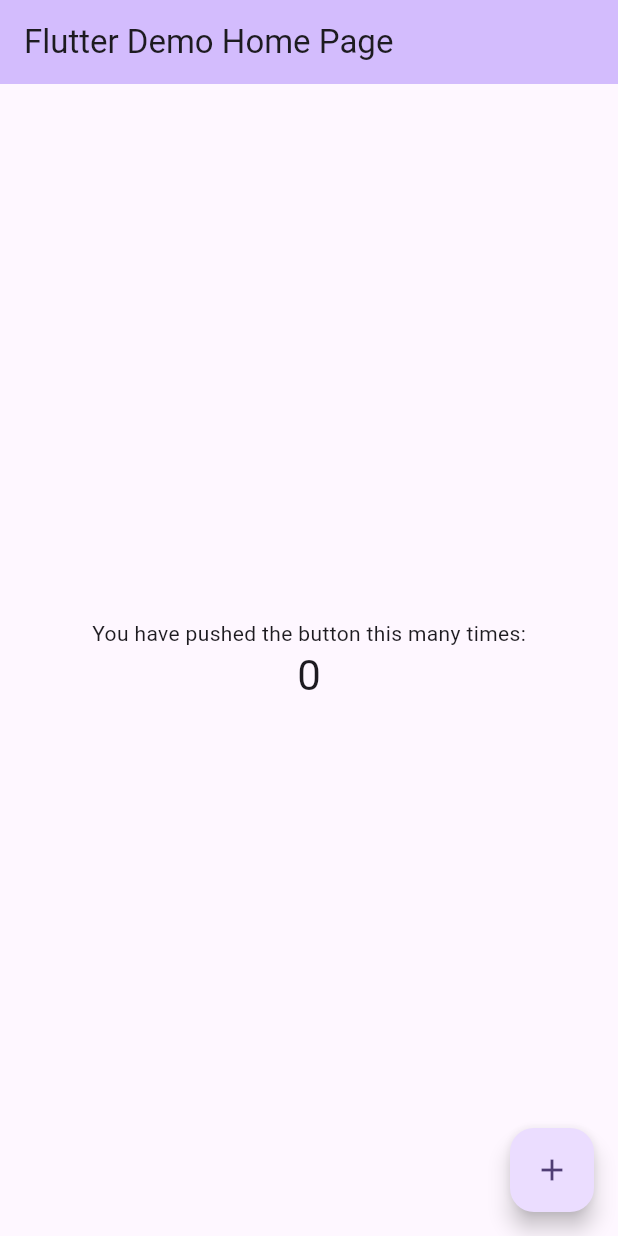
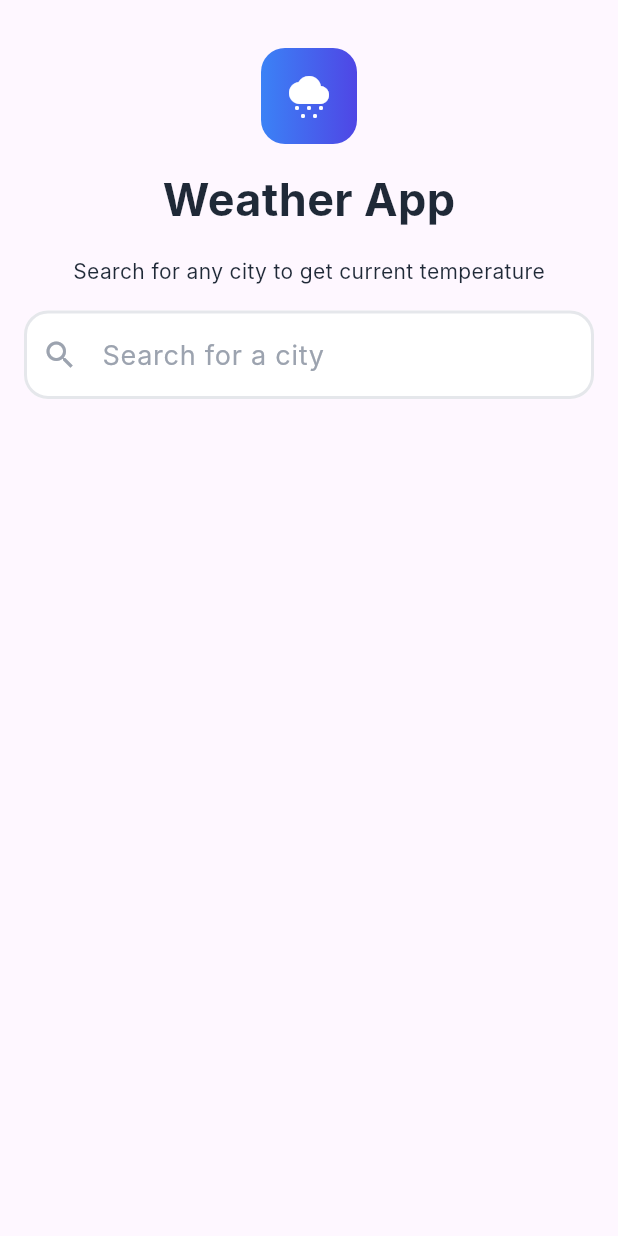
Before and after one commit to dan99dm/weather_app, a Flutter app: the screen it shows after launch, on a phone screen of 412 x 824 dp. Run offline on Flutter 3.47's test engine with Material 3 defaults, Android fonts, the phone set to English and light mode, and no system bars; our stand-ins replace flutter_svg, get_it, injectable, vector_graphics; Roboto replaces fonts that are missing (Inter).

Commit message:
setup, ui header and search field

```diff
--- /dev/null
+++ b/lib/app.dart
@@ -0,0 +1,15 @@
+import 'package:flutter/material.dart';
+import 'package:weather_app/features/weather/presentation/weather.dart';
+
+class MyApp extends StatelessWidget {
+  const MyApp({super.key});
+
+  @override
+  Widget build(BuildContext context) {
+    return MaterialApp(
+      debugShowCheckedModeBanner: false,
+      themeMode: ThemeMode.light,
+      home: WeatherScreen(),
+    );
+  }
+}
--- /dev/null
+++ b/lib/config/colors.dart
@@ -0,0 +1,8 @@
+import 'dart:ui';
+
+class BrandColors {
+  static final dark = Color(0xFF1F2937);
+  static final white = Color(0xFFFFFFFF);
+  static final lightGrey = Color(0xFFE5E7EB);
+  static final grey = Color(0xFF9CA3AF);
+}
--- /dev/null
+++ b/lib/config/text_styles.dart
@@ -0,0 +1,25 @@
+import 'package:flutter/material.dart';
+
+import 'colors.dart';
+
+class BrandTextStyle {
+  static final _default = TextStyle(
+    fontFamily: 'Inter',
+    color: BrandColors.dark,
+  );
+
+  static final s30w700 = _default.copyWith(
+    fontSize: 30,
+    fontWeight: FontWeight.w700,
+  );
+
+  static final s18w400 = _default.copyWith(
+    fontSize: 18,
+    fontWeight: FontWeight.w400,
+  );
+
+  static final s14w400 = _default.copyWith(
+    fontSize: 14,
+    fontWeight: FontWeight.w400,
+  );
+}
--- /dev/null
+++ b/lib/features/weather/presentation/components/app_icon.dart
@@ -0,0 +1,27 @@
+import 'package:flutter/material.dart';
+
+class AppIcon extends StatelessWidget {
+  const AppIcon({super.key});
+
+  @override
+  Widget build(BuildContext context) {
+    return Container(
+      width: 64,
+      height: 64,
+      decoration: BoxDecoration(
+        borderRadius: BorderRadius.circular(16),
+        gradient: LinearGradient(
+          colors: [
+            Color(0xFF3B82F6),
+            Color(0xFF4F46E5),
+          ],
+        ),
+      ),
+      child: Icon(
+        Icons.cloudy_snowing,
+        color: Colors.white,
+        size: 32,
+      ),
+    );
+  }
+}
--- /dev/null
+++ b/lib/features/weather/presentation/components/search_field.dart
@@ -0,0 +1,44 @@
+import 'package:flutter/material.dart';
+import 'package:weather_app/config/colors.dart';
+import 'package:weather_app/config/text_styles.dart';
+
+class WeatherSearchField extends StatelessWidget {
+  final TextEditingController controller;
+
+  const WeatherSearchField({
+    required this.controller,
+    super.key,
+  });
+
+  @override
+  Widget build(BuildContext context) {
+    return TextField(
+      decoration: InputDecoration(
+        hintText: 'Search for a city',
+        fillColor: BrandColors.white,
+        filled: true,
+        prefixIcon: Icon(
+          Icons.search,
+          color: BrandColors.grey,
+        ),
+        hintStyle: BrandTextStyle.s18w400.copyWith(
+          color: BrandColors.grey,
+        ),
+        enabledBorder: OutlineInputBorder(
+          borderRadius: BorderRadius.circular(16),
+          borderSide: BorderSide(
+            width: 2,
+            color: BrandColors.lightGrey,
+          ),
+        ),
+        border: OutlineInputBorder(
+          borderRadius: BorderRadius.circular(16),
+          borderSide: BorderSide(
+            width: 2,
+            color: BrandColors.lightGrey,
+          ),
+        ),
+      ),
+    );
+  }
+}
--- /dev/null
+++ b/lib/features/weather/presentation/weather.dart
@@ -0,0 +1,39 @@
+import 'package:flutter/material.dart';
+import 'package:weather_app/config/text_styles.dart';
+import 'package:weather_app/features/weather/presentation/components/app_icon.dart';
+import 'package:weather_app/features/weather/presentation/components/search_field.dart';
+
+class WeatherScreen extends StatelessWidget {
+  const WeatherScreen({super.key});
+
+  @override
+  Widget build(BuildContext context) {
+    return Scaffold(
+      body: SafeArea(
+        child: Padding(
+          padding: const EdgeInsets.symmetric(horizontal: 16),
+          child: Column(
+            crossAxisAlignment: CrossAxisAlignment.center,
+            children: [
+              Row(),
+              SizedBox(height: 32),
+              AppIcon(),
+              SizedBox(height: 16),
+              Text(
+                'Weather App',
+                style: BrandTextStyle.s30w700,
+              ),
+              SizedBox(height: 16),
+              Text(
+                'Search for any city to get current temperature',
+                style: BrandTextStyle.s14w400,
+              ),
+              SizedBox(height: 16),
+              WeatherSearchField(controller: TextEditingController()),
+            ],
+          ),
+        ),
+      ),
+    );
+  }
+}
--- a/lib/main.dart
+++ b/lib/main.dart
@@ -1,122 +1,6 @@
 import 'package:flutter/material.dart';
+import 'package:weather_app/app.dart';
 
 void main() {
   runApp(const MyApp());
 }
-
-class MyApp extends StatelessWidget {
-  const MyApp({super.key});
-
-  // This widget is the root of your application.
-  @override
-  Widget build(BuildContext context) {
-    return MaterialApp(
-      title: 'Flutter Demo',
-      theme: ThemeData(
-        // This is the theme of your application.
-        //
-        // TRY THIS: Try running your application with "flutter run". You'll see
-        // the application has a purple toolbar. Then, without quitting the app,
-        // try changing the seedColor in the colorScheme below to Colors.green
-        // and then invoke "hot reload" (save your changes or press the "hot
-        // reload" button in a Flutter-supported IDE, or press "r" if you used
-        // the command line to start the app).
-        //
-        // Notice that the counter didn't reset back to zero; the application
-        // state is not lost during the reload. To reset the state, use hot
-        // restart instead.
-        //
-        // This works for code too, not just values: Most code changes can be
-        // tested with just a hot reload.
-        colorScheme: ColorScheme.fromSeed(seedColor: Colors.deepPurple),
-      ),
-      home: const MyHomePage(title: 'Flutter Demo Home Page'),
-    );
-  }
-}
-
-class MyHomePage extends StatefulWidget {
-  const MyHomePage({super.key, required this.title});
-
-  // This widget is the home page of your application. It is stateful, meaning
-  // that it has a State object (defined below) that contains fields that affect
-  // how it looks.
-
-  // This class is the configuration for the state. It holds the values (in this
-  // case the title) provided by the parent (in this case the App widget) and
-  // used by the build method of the State. Fields in a Widget subclass are
-  // always marked "final".
-
-  final String title;
-
-  @override
-  State<MyHomePage> createState() => _MyHomePageState();
-}
-
-class _MyHomePageState extends State<MyHomePage> {
-  int _counter = 0;
-
-  void _incrementCounter() {
-    setState(() {
-      // This call to setState tells the Flutter framework that something has
-      // changed in this State, which causes it to rerun the build method below
-      // so that the display can reflect the updated values. If we changed
-      // _counter without calling setState(), then the build method would not be
-      // called again, and so nothing would appear to happen.
-      _counter++;
-    });
-  }
-
-  @override
-  Widget build(BuildContext context) {
-    // This method is rerun every time setState is called, for instance as done
-    // by the _incrementCounter method above.
-    //
-    // The Flutter framework has been optimized to make rerunning build methods
-    // fast, so that you can just rebuild anything that needs updating rather
-    // than having to individually change instances of widgets.
-    return Scaffold(
-      appBar: AppBar(
-        // TRY THIS: Try changing the color here to a specific color (to
-        // Colors.amber, perhaps?) and trigger a hot reload to see the AppBar
-        // change color while the other colors stay the same.
-        backgroundColor: Theme.of(context).colorScheme.inversePrimary,
-        // Here we take the value from the MyHomePage object that was created by
-        // the App.build method, and use it to set our appbar title.
-        title: Text(widget.title),
-      ),
-      body: Center(
-        // Center is a layout widget. It takes a single child and positions it
-        // in the middle of the parent.
-        child: Column(
-          // Column is also a layout widget. It takes a list of children and
-          // arranges them vertically. By default, it sizes itself to fit its
-          // children horizontally, and tries to be as tall as its parent.
-          //
-          // Column has various properties to control how it sizes itself and
-          // how it positions its children. Here we use mainAxisAlignment to
-          // center the children vertically; the main axis here is the vertical
-          // axis because Columns are vertical (the cross axis would be
-          // horizontal).
-          //
-          // TRY THIS: Invoke "debug painting" (choose the "Toggle Debug Paint"
-          // action in the IDE, or press "p" in the console), to see the
-          // wireframe for each widget.
-          mainAxisAlignment: MainAxisAlignment.center,
-          children: <Widget>[
-            const Text('You have pushed the button this many times:'),
-            Text(
-              '$_counter',
-              style: Theme.of(context).textTheme.headlineMedium,
-            ),
-          ],
-        ),
-      ),
-      floatingActionButton: FloatingActionButton(
-        onPressed: _incrementCounter,
-        tooltip: 'Increment',
-        child: const Icon(Icons.add),
-      ), // This trailing comma makes auto-formatting nicer for build methods.
-    );
-  }
-}
```
Also changed, not shown: lib/config/inject_config.dart (added, +15 -0 lines), lib/gen/assets.gen.dart (added, +98 -0 lines), pubspec.yaml (+23 -5 lines), assets/app_icon.svg (added), lib/config/inject_config.config.dart (added), pubspec.lock, 1 other file.
